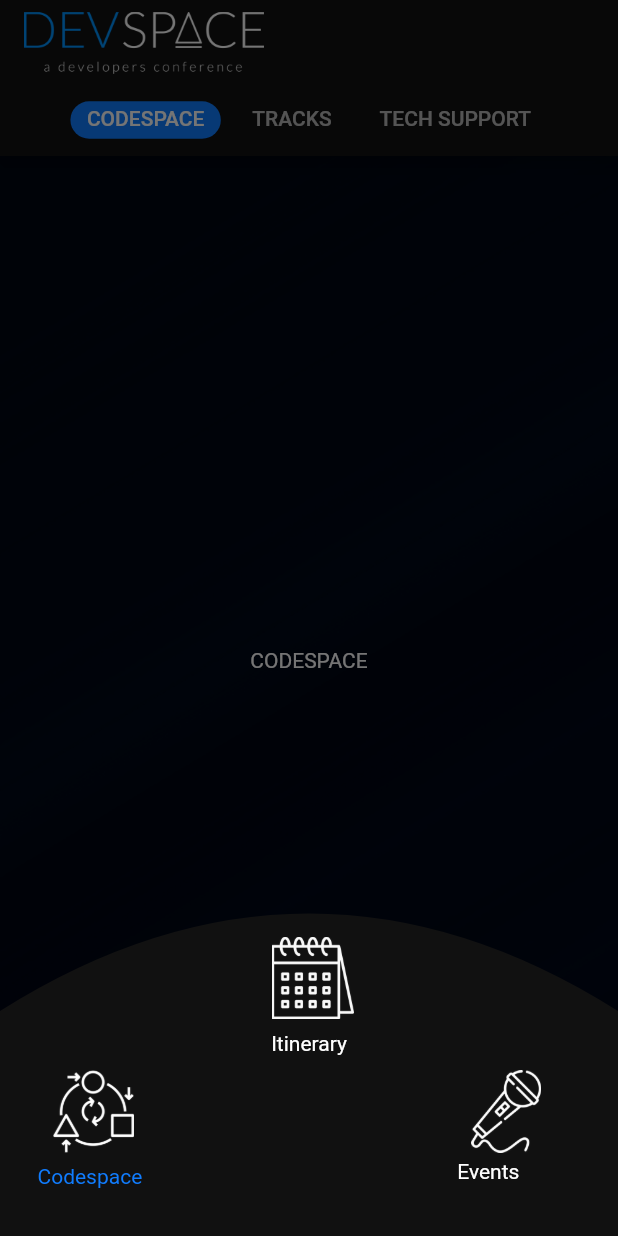
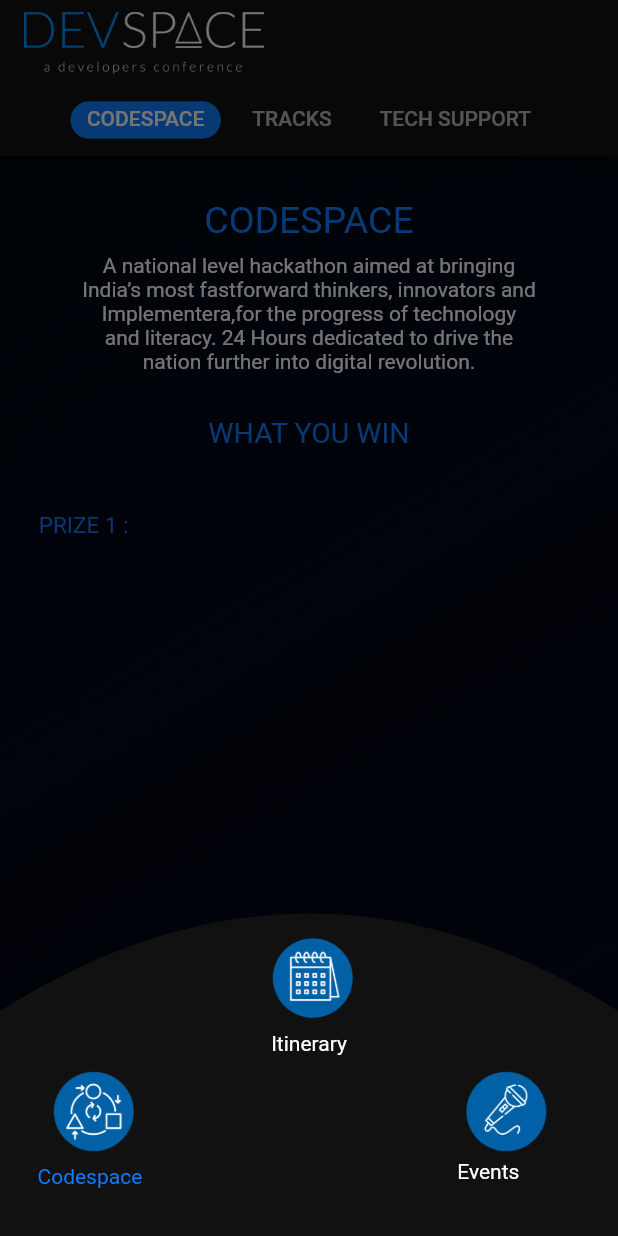
Before and after one commit to sudo-nan0-RaySK/Devspace19App, a Flutter app: the Codespace screen opened by its route, after a tap on the "arrow upward" icon, on a phone screen of 412 x 824 dp. Run offline on Flutter 3.47's test engine with Material 2 defaults, Android fonts, the phone set to English and light mode, and no system bars; our stand-ins replace bubble_tab_indicator; missing offline and left inert: timeline.

Commit message:
added rounded icons to modal sheet

```diff
--- a/lib/screens/codespace.dart
+++ b/lib/screens/codespace.dart
@@ -56,9 +56,9 @@ class CodespaceState extends State<Codespace>
               eventHandler1: () {Navigator.pushReplacementNamed(context, '/timeline');},
               eventHandler2: () {},
               eventHandler3: () {},
-              asset1: 'lib/assets/itinerary.png',
-              asset2: 'lib/assets/tri_cir_sqr.png',
-              asset3: 'lib/assets/mike.png',
+              asset1: 'lib/assets/itinerarybg.png',
+              asset2: 'lib/assets/tri_cir_sq_bg.png',
+              asset3: 'lib/assets/micbg.png',
               selectedIndex: 2
               );
         },
@@ -89,7 +89,12 @@ Widget _codeSpaceLayout({context,List<Tab> tabs,controller}){
           controller: controller,
           children: tabs.map(
             (Tab tab){
-              return Center(child: Text(tab.text),);
+              if(tab.text=='CODESPACE'){
+                return codespaceTab(context);
+              }
+              else{
+                return Center(child: Text(tab.text),);
+              }
             }
           ).toList(),
         )
@@ -97,3 +102,111 @@ Widget _codeSpaceLayout({context,List<Tab> tabs,controller}){
     ),
   );
 }
+
+Widget codespaceTab(context){
+  return Column(
+    mainAxisSize: MainAxisSize.max,
+    children: <Widget>[
+      Row(
+        mainAxisAlignment: MainAxisAlignment.center,
+        mainAxisSize: MainAxisSize.max,
+        children: <Widget>[
+          Padding(
+            padding: const EdgeInsets.only(top:28.0),
+            child: Text(
+              "CODESPACE",
+              style: TextStyle(
+                color: const Color(0xff107cfe),
+                fontSize: 25.0,
+              ),
+            ),
+          )
+        ],
+      ),
+      Row(
+        mainAxisAlignment: MainAxisAlignment.center,
+        mainAxisSize: MainAxisSize.max,
+        children: <Widget>[
+          Padding(
+            padding: const EdgeInsets.fromLTRB(8.0,8.0,8.0,0.0),
+            child: Text(
+              "A national level hackathon aimed at bringing",
+              textAlign: TextAlign.center,
+            ),
+          )
+        ],
+      ),
+      Row(
+        mainAxisAlignment: MainAxisAlignment.center,
+        mainAxisSize: MainAxisSize.max,
+        children: <Widget>[
+          Text(
+              "India’s most fastforward thinkers, innovators and",
+              textAlign: TextAlign.center,
+            ),
+        ],
+      ),
+      Row(
+        mainAxisAlignment: MainAxisAlignment.center,
+        mainAxisSize: MainAxisSize.max,
+        children: <Widget>[
+          Text(
+              "Implementera,for the progress of technology",
+              textAlign: TextAlign.center,
+            ),
+        ],
+      ),
+      Row(
+        mainAxisAlignment: MainAxisAlignment.center,
+        mainAxisSize: MainAxisSize.max,
+        children: <Widget>[
+          Text(
+              "and literacy. 24 Hours dedicated to drive the",
+              textAlign: TextAlign.center,
+            ),
+        ],
+      ),
+      Row(
+        mainAxisAlignment: MainAxisAlignment.center,
+        mainAxisSize: MainAxisSize.max,
+        children: <Widget>[
+          Text(
+              "nation further into digital revolution.",
+              textAlign: TextAlign.center,
+            ),
+        ],
+      ),
+      Row(
+        mainAxisAlignment: MainAxisAlignment.center,
+        mainAxisSize: MainAxisSize.max,
+        children: <Widget>[
+          Padding(
+            padding: const EdgeInsets.only(top:28.0,bottom: 24.0),
+            child: Text(
+              "WHAT YOU WIN",
+              style: TextStyle(
+                color: const Color(0xff107cfe),
+                fontSize: 19.0,
+              ),
+            ),
+          )
+        ],
+      ),
+      Row(
+        children: <Widget>[
+          Padding(
+            padding: const EdgeInsets.only(left:24.0,top: 18.0),
+            child: Text(
+                "PRIZE 1 : ",
+                textAlign: TextAlign.center,
+                style: TextStyle(
+                  color: const Color(0xff107cfe),
+                  fontSize: 15.0,
+                ),
+              ),
+          ),
+        ],
+      ),
+    ],
+  );
+}
--- a/lib/screens/timelineFlow.dart
+++ b/lib/screens/timelineFlow.dart
@@ -59,9 +59,9 @@ class TimelineFlowState extends State<TimelineFlow> with SingleTickerProviderSta
           eventHandler1: (){},
           eventHandler2: (){Navigator.pushReplacementNamed(context, '/codespace');},
           eventHandler3: (){},
-          asset1: 'lib/assets/itinerary.png',
-          asset2: 'lib/assets/tri_cir_sqr.png',
-          asset3: 'lib/assets/mike.png',
+          asset1: 'lib/assets/itinerarybg.png',
+          asset2: 'lib/assets/tri_cir_sq_bg.png',
+          asset3: 'lib/assets/micbg.png',
           selectedIndex: 1,
         );},
       ),
--- a/pubspec.yaml
+++ b/pubspec.yaml
@@ -54,6 +54,9 @@ flutter:
     - lib/assets/itinerary.png
     - lib/assets/coupons.png
     - lib/assets/codespacebg.png
+    - lib/assets/itinerarybg.png
+    - lib/assets/micbg.png
+    - lib/assets/tri_cir_sq_bg.png
 
   # An image asset can refer to one or more resolution-specific "variants", see
   # https://flutter.io/assets-and-images/#resolution-aware.
```
Also changed, not shown: lib/assets/itinerarybg.png (added), lib/assets/micbg.png (added), lib/assets/tri_cir_sq_bg.png (added).
